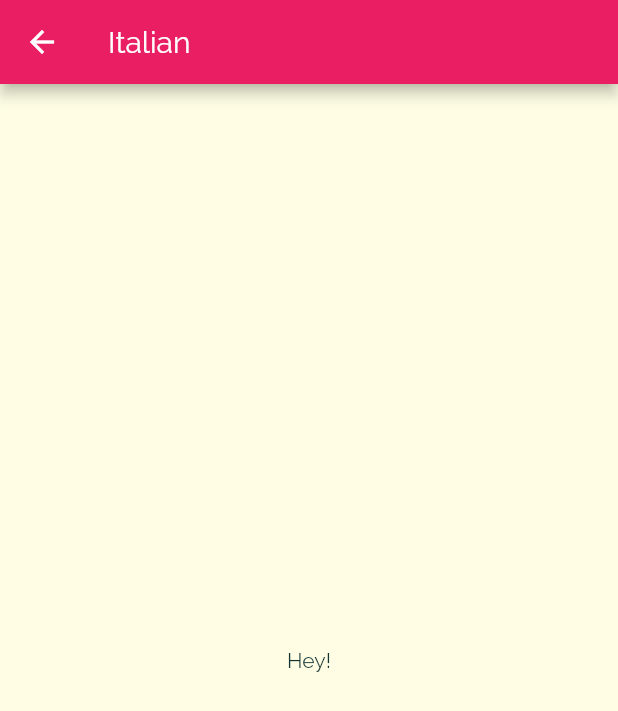
After one commit to Denismr7/flutter_meals_app, a Flutter app: the screen it shows after launch, after a tap on "Italian", on a phone screen of 412 x 824 dp. The commit adds this screen. Shown: the top 711 px of the screen. Run offline on Flutter 3.47's test engine with Material 2 defaults, Android fonts, the phone set to English and light mode, and no system bars.

Commit message:
Category screen scaffold

```diff
--- a/lib/categories_screen.dart
+++ b/lib/categories_screen.dart
@@ -19,7 +19,8 @@ class CategoriesScreen extends StatelessWidget {
           mainAxisSpacing: 20,
         ),
         children: DUMMY_CATEGORIES
-            .map((catData) => CategoryItem(catData.title, catData.color))
+            .map((catData) =>
+                CategoryItem(catData.id, catData.title, catData.color))
             .toList(),
       ),
     );
--- a/lib/category_item.dart
+++ b/lib/category_item.dart
@@ -1,13 +1,30 @@
 import 'package:flutter/material.dart';
 
+import './category_meals_screen.dart';
+
 class CategoryItem extends StatelessWidget {
+  final String id;
   final String title;
   final Color color;
-  const CategoryItem(this.title, this.color);
+  const CategoryItem(this.id, this.title, this.color);
+
+  void selectCategory(BuildContext context) {
+    Navigator.of(context).push(
+      MaterialPageRoute(
+        builder: (_) {
+          return CategoryMealsScreen(this.id, this.title);
+        },
+      ),
+    );
+  }
 
   @override
   Widget build(BuildContext context) {
-    return Container(
+    return InkWell(
+      onTap: () => selectCategory(context),
+      splashColor: Theme.of(context).primaryColor,
+      borderRadius: BorderRadius.circular(15),
+      child: Container(
         padding: const EdgeInsets.all(15),
         child: Text(
           title,
@@ -21,6 +38,7 @@ class CategoryItem extends StatelessWidget {
           ),
           borderRadius: BorderRadius.circular(15),
         ),
+      ),
     );
   }
 }
--- /dev/null
+++ b/lib/category_meals_screen.dart
@@ -0,0 +1,19 @@
+import 'package:flutter/material.dart';
+
+class CategoryMealsScreen extends StatelessWidget {
+  final String categoryId;
+  final String categoryTitle;
+  const CategoryMealsScreen(this.categoryId, this.categoryTitle);
+
+  @override
+  Widget build(BuildContext context) {
+    return Scaffold(
+      appBar: AppBar(
+        title: Text(this.categoryTitle),
+      ),
+      body: Center(
+        child: Text('Hey!'),
+      ),
+    );
+  }
+}
```
Lines whose indentation alone changed are shown as unchanged.
